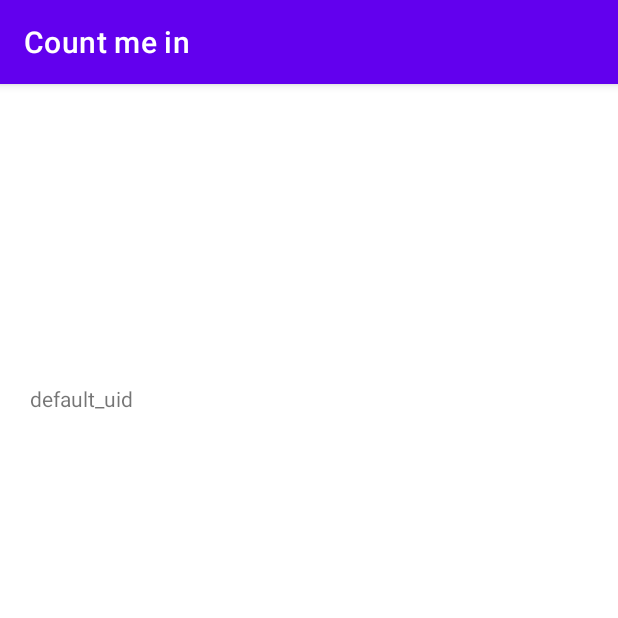
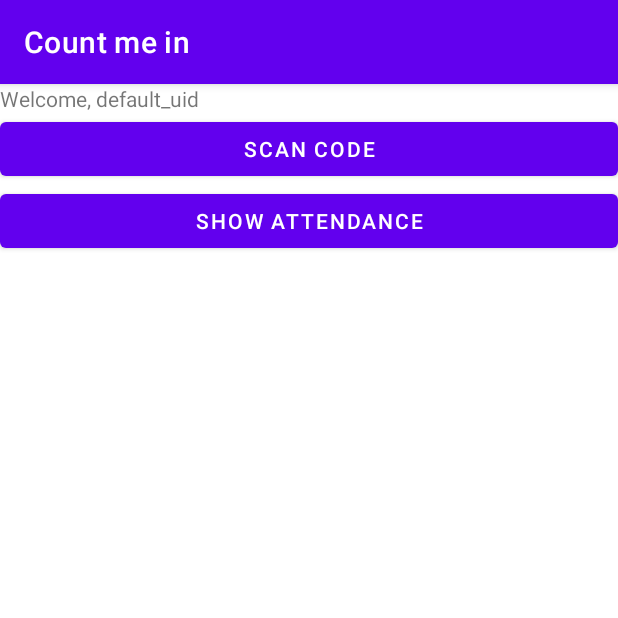
Before and after one commit to atheistd/countmein, an Android app: the screen it shows after launch (home), on a phone screen of 412 x 824 dp, the top half of it. Run offline under Robolectric (Android 15) with nearby library versions, the phone set to English and light mode, and no system bars.

Commit message:
made some more changes (duh.): - added two more views, which i think will be enough; scan.xml (for scanning the qr code); disaster_forecast.xml (for showing the student's attendance) - added segue buttons to home view for each aforementioned views

```diff
--- a/app/src/main/AndroidManifest.xml
+++ b/app/src/main/AndroidManifest.xml
@@ -9,7 +9,9 @@
         android:roundIcon="@mipmap/ic_launcher_round"
         android:supportsRtl="true"
         android:theme="@style/Theme.CountMeIn">
-        <activity android:name=".home"></activity>
+        <activity android:name=".disaster_forecast"></activity>
+        <activity android:name=".scan" />
+        <activity android:name=".home" />
         <activity android:name=".MainActivity">
             <intent-filter>
                 <action android:name="android.intent.action.MAIN" />
--- a/app/src/main/java/com/kinkykeys/countmein/home.kt
+++ b/app/src/main/java/com/kinkykeys/countmein/home.kt
@@ -1,9 +1,12 @@
 package com.kinkykeys.countmein
 
 import android.content.Context
+import android.content.Intent
 import android.content.SharedPreferences
 import androidx.appcompat.app.AppCompatActivity
 import android.os.Bundle
+import android.view.View
+import android.widget.Button
 import android.widget.TextView
 import org.w3c.dom.Text
 
@@ -17,13 +20,25 @@ class home : AppCompatActivity() {
         setContentView(R.layout.home)
 
         // connect variables to UI elements from activity_main.xml to here
-        val home_show_uid = findViewById(R.id.home_show_uname) as TextView
+        val home_show_uid = findViewById(R.id.show_user_name) as TextView
+        val temp_scan_button = findViewById(R.id.scan_code_button) as Button
+        val temp_stat_button = findViewById(R.id.status_button) as Button
 
         // same voodoo magic from MainActivity
         val sharedPreferences: SharedPreferences = this.getSharedPreferences(sharedPrefFile, Context.MODE_PRIVATE)
         val home_uid = sharedPreferences.getString("saved_uid", "default_uid")
 
-        home_show_uid.setText(home_uid).toString()
+        home_show_uid.setText("Welcome, ${home_uid}").toString()
+
+        temp_scan_button.setOnClickListener(View.OnClickListener {
+            val intent = Intent(this, scan::class.java)
+            startActivity(intent)
+        })
+
+        temp_stat_button.setOnClickListener(View.OnClickListener {
+            val intent = Intent(this, disaster_forecast::class.java)
+            startActivity(intent)
+        })
 
     }
 }
--- a/app/src/main/res/layout/activity_main.xml
+++ b/app/src/main/res/layout/activity_main.xml
@@ -8,7 +8,7 @@
 
         <LinearLayout
             android:layout_width="match_parent"
-            android:layout_height="wrap_content"
+            android:layout_height="match_parent"
             android:gravity="center"
             android:orientation="vertical" >
 
--- a/app/src/main/res/layout/home.xml
+++ b/app/src/main/res/layout/home.xml
@@ -6,15 +6,28 @@
     android:layout_height="match_parent"
     tools:context=".home">
 
-    <TextView
-        android:id="@+id/home_show_uname"
+    <LinearLayout
         android:layout_width="match_parent"
-        android:layout_height="wrap_content"
-        android:layout_marginStart="20dp"
-        android:layout_marginTop="200dp"
-        android:layout_marginEnd="20dp"
-        app:layout_constraintEnd_toEndOf="parent"
-        app:layout_constraintStart_toStartOf="parent"
-        app:layout_constraintTop_toTopOf="parent" />
+        android:layout_height="match_parent"
+        android:orientation="vertical" >
+
+        <TextView
+            android:id="@+id/show_user_name"
+            android:layout_width="match_parent"
+            android:layout_height="wrap_content" />
+
+        <Button
+            android:id="@+id/scan_code_button"
+            android:layout_width="match_parent"
+            android:layout_height="wrap_content"
+            android:text="Scan code" />
+
+        <Button
+            android:id="@+id/status_button"
+            android:layout_width="match_parent"
+            android:layout_height="wrap_content"
+            android:text="Show attendance" />
+
+    </LinearLayout>
 
 </androidx.constraintlayout.widget.ConstraintLayout>
```
Also changed, not shown: app/src/main/java/com/kinkykeys/countmein/disaster_forecast.kt (added, +15 -0 lines), app/src/main/java/com/kinkykeys/countmein/scan.kt (added, +16 -0 lines), app/src/main/res/layout/disaster_forecast.xml (added, +14 -0 lines), app/src/main/res/layout/scan.xml (added, +14 -0 lines).
